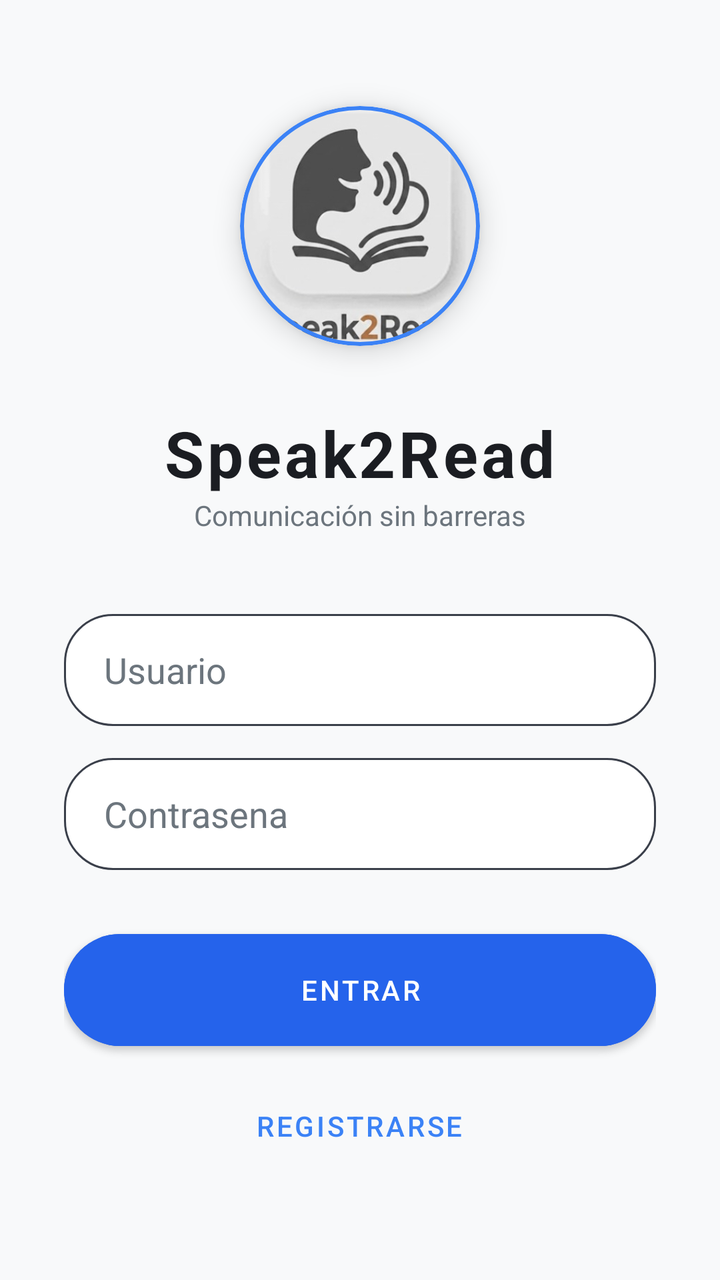
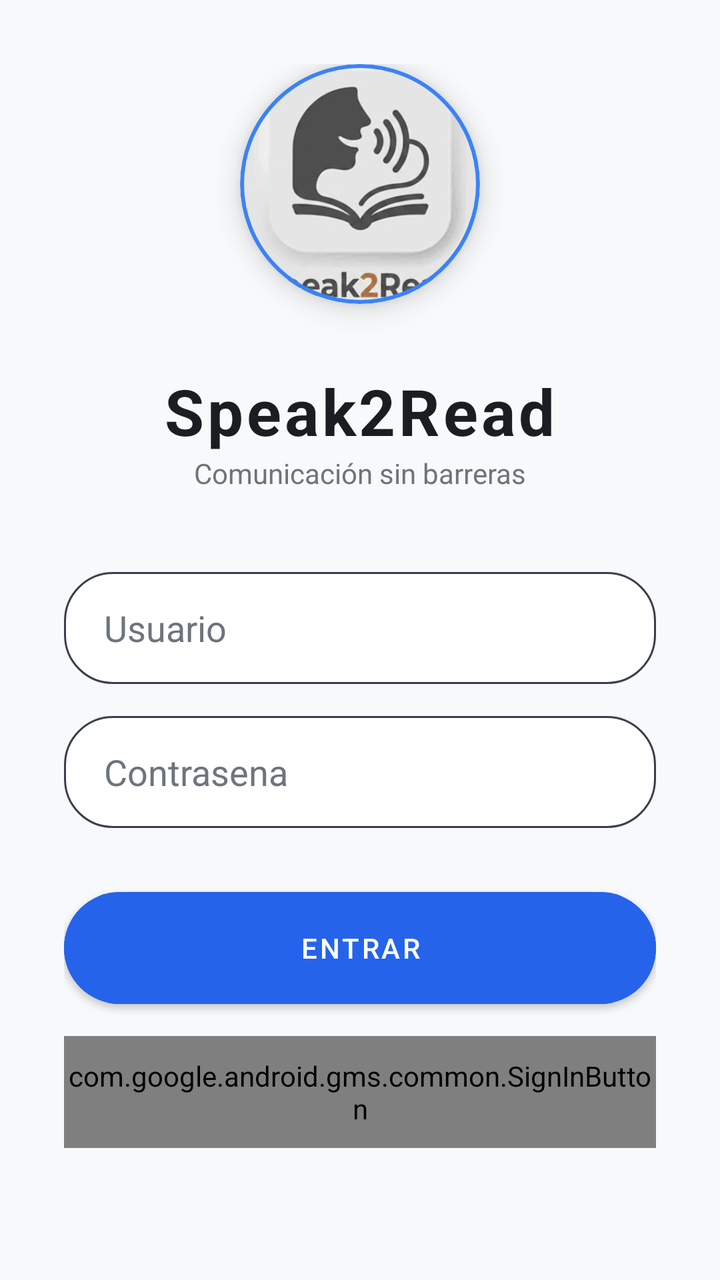

Two renders of the same Android screen: before a commit and after it. Below are the layout's source before the change and the commit's diff.
<!-- AndroidManifest.xml: activity theme Theme.Speak2Read -->
<!-- res/layout/activity_login.xml -->
<?xml version="1.0" encoding="utf-8"?>
<LinearLayout xmlns:android="http://schemas.android.com/apk/res/android"
    xmlns:app="http://schemas.android.com/apk/res-auto"
    android:layout_width="match_parent"
    android:layout_height="match_parent"
    android:background="@color/s2r_background"
    android:gravity="center"
    android:orientation="vertical"
    android:padding="32dp">

    
    <com.google.android.material.card.MaterialCardView
        android:layout_width="120dp"
        android:layout_height="120dp"
        android:layout_marginBottom="32dp"
        app:cardCornerRadius="60dp"
        app:cardElevation="8dp"
        app:strokeColor="@color/s2r_accent"
        app:strokeWidth="2dp">

        <ImageView
            android:id="@+id/ivLogo"
            android:layout_width="match_parent"
            android:layout_height="match_parent"
            android:scaleType="centerCrop"
            android:src="@drawable/logo_speak2read"
            android:contentDescription="@string/login_logo_desc" />
    </com.google.android.material.card.MaterialCardView>

    <TextView
        android:id="@+id/tvTitle"
        android:layout_width="wrap_content"
        android:layout_height="wrap_content"
        android:text="@string/app_name"
        android:textColor="@color/s2r_text_primary"
        android:textSize="32sp"
        android:textStyle="bold"
        android:letterSpacing="0.05"/>

    <TextView
        android:layout_width="wrap_content"
        android:layout_height="wrap_content"
        android:layout_marginBottom="40dp"
        android:text="@string/slogan_login"
        android:textColor="@color/s2r_text_secondary"
        android:textSize="14sp" />

    <EditText
        android:id="@+id/etUsername"
        android:layout_width="match_parent"
        android:layout_height="56dp"
        android:background="@drawable/bg_input_container"
        android:hint="@string/login_username_hint"
        android:inputType="text"
        android:paddingHorizontal="20dp"
        android:textColor="@color/s2r_text_primary"
        android:textColorHint="@color/s2r_text_secondary" />

    <EditText
        android:id="@+id/etPassword"
        android:layout_width="match_parent"
        android:layout_height="56dp"
        android:layout_marginTop="16dp"
        android:background="@drawable/bg_input_container"
        android:hint="@string/login_password_hint"
        android:inputType="textPassword"
        android:paddingHorizontal="20dp"
        android:textColor="@color/s2r_text_primary"
        android:textColorHint="@color/s2r_text_secondary" />

    <com.google.android.material.button.MaterialButton
        android:id="@+id/btnLogin"
        android:layout_width="match_parent"
        android:layout_height="56dp"
        android:layout_marginTop="32dp"
        android:text="@string/login_btn_entrar"
        app:cornerRadius="28dp"
        android:backgroundTint="@color/s2r_bubble_usuario"
        android:insetTop="0dp"
        android:insetBottom="0dp" />

    <com.google.android.material.button.MaterialButton
        android:id="@+id/btnRegister"
        style="@style/Widget.MaterialComponents.Button.TextButton"
        android:layout_width="wrap_content"
        android:layout_height="wrap_content"
        android:layout_marginTop="16dp"
        android:text="@string/login_btn_register"
        android:textColor="@color/s2r_accent" />

</LinearLayout>
<!-- resources referenced by this layout -->
<resources>
  <color name="s2r_accent">#3B82F6</color>
  <color name="s2r_background">#F8F9FA</color>
  <color name="s2r_bubble_usuario">#2563EB</color>
  <color name="s2r_text_primary">#1B1D22</color>
  <color name="s2r_text_secondary">#6C757D</color>
  <!-- drawable bg_input_container (drawable) -->
  <?xml version="1.0" encoding="utf-8"?>
  <shape xmlns:android="http://schemas.android.com/apk/res/android">
      <solid android:color="@color/s2r_surface"/>
      <corners android:radius="24dp"/>
      <stroke
          android:width="1dp"
          android:color="#3A3F4A"/>
  </shape>
  <!-- drawable logo_speak2read: jpeg bitmap (drawable, 18223 bytes) -->
  <string name="app_name">Speak2Read</string>
  <string name="login_btn_entrar">Entrar</string>
  <string name="login_btn_register">Registrarse</string>
  <string name="login_logo_desc">Logo de Speak2Read</string>
  <string name="login_password_hint">Contrasena</string>
  <string name="login_username_hint">Usuario</string>
  <string name="slogan_login">Comunicación sin barreras</string>
  <style name="Theme.Speak2Read" parent="Theme.MaterialComponents.DayNight.NoActionBar">
          <item name="colorPrimary">@color/s2r_bubble_usuario</item>
          <item name="colorPrimaryVariant">@color/s2r_bubble_usuario</item>
          <item name="colorOnPrimary">@color/white</item>
          <item name="android:windowBackground">@color/s2r_background</item>
          <item name="android:colorBackground">@color/s2r_background</item>
          <item name="android:textColorPrimary">@color/s2r_text_primary</item>
          <item name="android:textColor">@color/s2r_text_primary</item>
      </style>
  <color name="s2r_surface">#FFFFFF</color>
  <color name="white">#FFFFFFFF</color>
</resources>

<!-- the commit's change to res/layout/activity_login.xml (unified diff, before → after) -->
@@ -79,6 +79,12 @@
         android:insetTop="0dp"
         android:insetBottom="0dp" />
 
+    <com.google.android.gms.common.SignInButton
+        android:id="@+id/btnGoogleLogin"
+        android:layout_width="match_parent"
+        android:layout_height="56dp"
+        android:layout_marginTop="16dp" />
+
     <com.google.android.material.button.MaterialButton
         android:id="@+id/btnRegister"
         style="@style/Widget.MaterialComponents.Button.TextButton"
